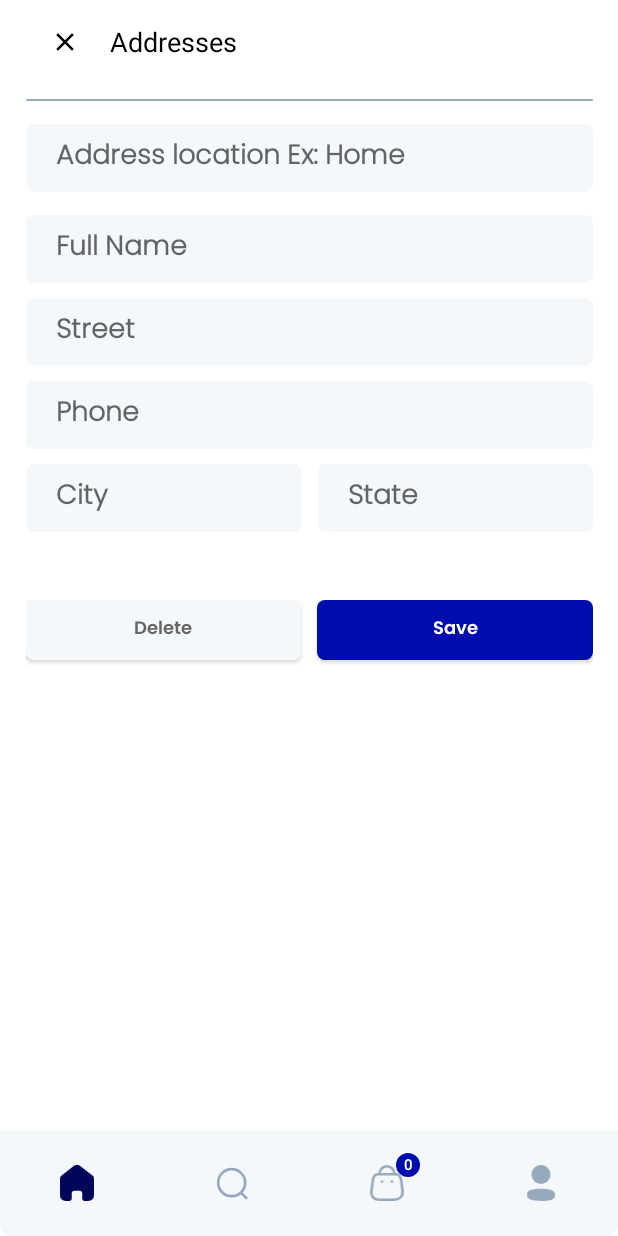
After one commit to Abdelrhmanmomtaz58/AM-Shopping, an Android app: the AddressFragment screen opened through its navigation route, on a phone screen of 412 x 824 dp. The commit adds this screen. Run offline under Robolectric (Android 15) with nearby library versions, the phone set to English and light mode, and no system bars; our stand-ins replace Dagger/Hilt's generated code, Firebase (no records; nobody signed in at launch, a user with empty details on screens opened directly), navigation-ui.

Commit message:
Add Address

```diff
--- /dev/null
+++ b/app/src/main/java/com/momtaz/amshopping/data/Address.kt
@@ -0,0 +1,18 @@
+package com.momtaz.amshopping.data
+
+
+import android.os.Parcelable
+import kotlinx.parcelize.Parcelize
+
+@Parcelize
+data class Address(
+    val addressTitle: String,
+    val fullName: String,
+    val street: String,
+    val phone: String,
+    val city: String,
+    val state: String
+): Parcelable {
+
+    constructor(): this("","","","","","")
+}
--- /dev/null
+++ b/app/src/main/java/com/momtaz/amshopping/fragment/shopping/AddressFragment.kt
@@ -0,0 +1,83 @@
+package com.momtaz.amshopping.fragment.shopping
+
+import android.os.Bundle
+import android.view.LayoutInflater
+import android.view.View
+import android.view.ViewGroup
+import android.widget.Toast
+import androidx.fragment.app.Fragment
+import androidx.fragment.app.viewModels
+import androidx.lifecycle.lifecycleScope
+import androidx.navigation.fragment.findNavController
+import com.momtaz.amshopping.data.Address
+import com.momtaz.amshopping.databinding.FragmentAddressBinding
+import com.momtaz.amshopping.util.Resource
+import com.momtaz.amshopping.viewmodel.AddressViewModel
+import dagger.hilt.android.AndroidEntryPoint
+import kotlinx.coroutines.flow.collectLatest
+@AndroidEntryPoint
+class AddressFragment : Fragment() {
+    private lateinit var binding: FragmentAddressBinding
+    val viewModel by viewModels<AddressViewModel>()
+
+    override fun onCreate(savedInstanceState: Bundle?) {
+        super.onCreate(savedInstanceState)
+        lifecycleScope.launchWhenStarted {
+            viewModel.addNewAddress.collectLatest {
+                when (it) {
+                    is Resource.Loading -> {
+                        binding.progressbarAddress.visibility = View.VISIBLE
+                    }
+
+                    is Resource.Success -> {
+                        binding.progressbarAddress.visibility = View.INVISIBLE
+                        findNavController().navigateUp()
+                    }
+
+                    is Resource.Error -> {
+                        Toast.makeText(requireContext(), it.message, Toast.LENGTH_SHORT).show()
+                    }
+
+                    else -> Unit
+                }
+            }
+        }
+
+        lifecycleScope.launchWhenStarted {
+            viewModel.error.collectLatest {
+                Toast.makeText(requireContext(), it, Toast.LENGTH_SHORT).show()
+            }
+        }
+
+    }
+
+
+    override fun onCreateView(
+        inflater: LayoutInflater,
+        container: ViewGroup?,
+        savedInstanceState: Bundle?
+    ): View? {
+        binding = FragmentAddressBinding.inflate(inflater)
+        return binding.root
+    }
+
+
+    override fun onViewCreated(view: View, savedInstanceState: Bundle?) {
+        super.onViewCreated(view, savedInstanceState)
+
+
+        binding.apply {
+            buttonSave.setOnClickListener {
+                val addressTitle = edAddressTitle.text.toString()
+                val fullName = edFullName.text.toString()
+                val street = edStreet.text.toString()
+                val phone = edPhone.text.toString()
+                val city = edCity.text.toString()
+                val state = edState.text.toString()
+                val address = Address(addressTitle, fullName, street, phone, city, state)
+
+                viewModel.addAddress(address)
+            }
+        }
+    }
+}
--- /dev/null
+++ b/app/src/main/java/com/momtaz/amshopping/viewmodel/AddressViewModel.kt
@@ -0,0 +1,58 @@
+package com.momtaz.amshopping.viewmodel
+
+import androidx.lifecycle.ViewModel
+import androidx.lifecycle.viewModelScope
+import com.google.firebase.auth.FirebaseAuth
+import com.google.firebase.firestore.FirebaseFirestore
+import com.momtaz.amshopping.data.Address
+import com.momtaz.amshopping.util.Resource
+import dagger.hilt.android.lifecycle.HiltViewModel
+import kotlinx.coroutines.flow.MutableSharedFlow
+import kotlinx.coroutines.flow.MutableStateFlow
+import kotlinx.coroutines.flow.asSharedFlow
+import kotlinx.coroutines.flow.asStateFlow
+import kotlinx.coroutines.launch
+import javax.inject.Inject
+@HiltViewModel
+class AddressViewModel @Inject constructor(
+    private val firestore: FirebaseFirestore,
+    private val auth: FirebaseAuth,
+) : ViewModel() {
+
+    private val _addNewAddress = MutableStateFlow<Resource<Address>>(Resource.Unspecified())
+    val addNewAddress = _addNewAddress.asStateFlow()
+
+
+    private val _error = MutableSharedFlow<String>()
+    val error = _error.asSharedFlow()
+
+    fun addAddress(address: Address) {
+        val validateInputs = validateInputs(address)
+
+        if (validateInputs) {
+            viewModelScope.launch { _addNewAddress.emit(Resource.Loading()) }
+            firestore.collection("user").document(auth.uid!!).collection("address").document()
+                .set(address).addOnSuccessListener {
+                    viewModelScope.launch { _addNewAddress.emit(Resource.Success(address)) }
+                }.addOnFailureListener {
+                    viewModelScope.launch { _addNewAddress.emit(Resource.Error(it.message.toString())) }
+                }
+        } else {
+            viewModelScope.launch {
+                _error.emit("All fields are required")
+            }
+        }
+    }
+
+
+
+    private fun validateInputs(address: Address): Boolean {
+        return address.addressTitle.trim().isNotEmpty() &&
+                address.city.trim().isNotEmpty() &&
+                address.phone.trim().isNotEmpty() &&
+                address.state.trim().isNotEmpty() &&
+                address.fullName.trim().isNotEmpty() &&
+                address.street.trim().isNotEmpty()
+    }
+
+}
--- /dev/null
+++ b/app/src/main/res/layout/fragment_address.xml
@@ -0,0 +1,232 @@
+<androidx.constraintlayout.widget.ConstraintLayout xmlns:android="http://schemas.android.com/apk/res/android"
+    xmlns:app="http://schemas.android.com/apk/res-auto"
+    android:layout_width="match_parent"
+    android:layout_height="match_parent">
+
+    <androidx.appcompat.widget.Toolbar
+        android:id="@+id/toolbarAddresses"
+        android:layout_width="0dp"
+        android:layout_height="wrap_content"
+        app:layout_constraintEnd_toEndOf="@id/rightGuideline"
+        app:layout_constraintStart_toStartOf="@id/leftGuideline"
+        app:layout_constraintTop_toTopOf="parent">
+
+        <androidx.constraintlayout.widget.ConstraintLayout
+            android:layout_width="match_parent"
+            android:layout_height="match_parent">
+
+            <ImageView
+                android:id="@+id/imageAddressClose"
+                android:layout_width="20dp"
+                android:layout_height="20dp"
+                android:scaleType="centerInside"
+                android:src="@drawable/ic_close"
+                app:layout_constraintBottom_toBottomOf="parent"
+                app:layout_constraintStart_toStartOf="parent"
+                app:layout_constraintTop_toTopOf="parent"
+                app:tint="@color/black" />
+
+            <TextView
+                android:id="@+id/tvPaymentMethods"
+                android:layout_width="wrap_content"
+                android:layout_height="wrap_content"
+                android:layout_marginStart="20dp"
+                android:text="Addresses"
+                android:textColor="@color/black"
+                android:textSize="18sp"
+                app:layout_constraintBottom_toBottomOf="@+id/imageAddressClose"
+                app:layout_constraintStart_toEndOf="@id/imageAddressClose"
+                app:layout_constraintTop_toTopOf="@+id/imageAddressClose" />
+        </androidx.constraintlayout.widget.ConstraintLayout>
+    </androidx.appcompat.widget.Toolbar>
+
+    <View
+        android:id="@+id/topLine"
+        android:layout_width="0dp"
+        android:layout_height="1dp"
+        android:layout_marginTop="10dp"
+        android:background="@drawable/white_background"
+        android:backgroundTint="@color/g_blue_gray200"
+        app:layout_constraintEnd_toEndOf="@id/rightGuideline"
+        app:layout_constraintStart_toStartOf="@id/leftGuideline"
+        app:layout_constraintTop_toBottomOf="@id/toolbarAddresses" />
+
+    <EditText
+        android:id="@+id/edAddressTitle"
+        android:layout_width="0dp"
+        android:layout_height="45dp"
+        android:layout_marginTop="15dp"
+        android:background="@drawable/white_background"
+        android:fontFamily="@font/poppins_light"
+        android:gravity="start|center_vertical"
+        android:hint="Address location Ex: Home"
+        android:paddingStart="20dp"
+        android:paddingEnd="20dp"
+        android:singleLine="true"
+        android:textStyle="bold"
+        app:layout_constraintEnd_toEndOf="@id/rightGuideline"
+        app:layout_constraintStart_toStartOf="@id/leftGuideline"
+        app:layout_constraintTop_toBottomOf="@+id/topLine" />
+
+    <EditText
+        android:id="@+id/edFullName"
+        android:layout_width="0dp"
+        android:layout_height="45dp"
+        android:layout_marginTop="15dp"
+        android:background="@drawable/white_background"
+        android:fontFamily="@font/poppins_light"
+        android:gravity="start|center_vertical"
+        android:hint="Full Name"
+        android:paddingStart="20dp"
+        android:paddingEnd="20dp"
+        android:singleLine="true"
+        android:textStyle="bold"
+        app:layout_constraintEnd_toEndOf="@id/rightGuideline"
+        app:layout_constraintStart_toStartOf="@id/leftGuideline"
+        app:layout_constraintTop_toBottomOf="@+id/edAddressTitle" />
+
+    <EditText
+        android:id="@+id/edStreet"
+        android:layout_width="0dp"
+        android:layout_height="45dp"
+        android:layout_marginTop="10dp"
+        android:background="@drawable/white_background"
+        android:fontFamily="@font/poppins_light"
+        android:gravity="start|center_vertical"
+        android:hint="Street"
+        android:paddingStart="20dp"
+        android:paddingEnd="20dp"
+        android:singleLine="true"
+        android:textStyle="bold"
+        app:layout_constraintEnd_toEndOf="@id/rightGuideline"
+        app:layout_constraintStart_toStartOf="@id/leftGuideline"
+        app:layout_constraintTop_toBottomOf="@id/edFullName" />
+
+    <LinearLayout
+        android:id="@+id/linear"
+        android:layout_width="0dp"
+        android:layout_height="wrap_content"
+        android:orientation="horizontal"
+        app:layout_constraintEnd_toEndOf="@id/rightGuideline"
+        app:layout_constraintHorizontal_bias="0.484"
+        app:layout_constraintStart_toStartOf="@id/leftGuideline"
+        app:layout_constraintTop_toBottomOf="@+id/edPhone">
+
+        <EditText
+            android:id="@+id/edCity"
+            android:layout_width="378dp"
+            android:layout_height="45dp"
+            android:layout_marginTop="10dp"
+            android:layout_marginEnd="5dp"
+            android:layout_weight="1"
+            android:background="@drawable/white_background"
+            android:fontFamily="@font/poppins_light"
+            android:gravity="start|center_vertical"
+            android:hint="City"
+            android:paddingStart="20dp"
+            android:paddingEnd="20dp"
+            android:singleLine="true"
+            android:textStyle="bold" />
+
+        <EditText
+            android:id="@+id/edState"
+            android:layout_width="378dp"
+            android:layout_height="45dp"
+            android:layout_marginStart="5dp"
+            android:layout_marginTop="10dp"
+            android:layout_weight="1"
+            android:background="@drawable/white_background"
+            android:fontFamily="@font/poppins_light"
+            android:gravity="start|center_vertical"
+            android:hint="State"
+            android:paddingStart="20dp"
+            android:paddingEnd="20dp"
+            android:singleLine="true"
+            android:textStyle="bold" />
+    </LinearLayout>
+
+    <EditText
+        android:id="@+id/edPhone"
+        android:layout_width="0dp"
+        android:layout_height="45dp"
+        android:layout_marginTop="10dp"
+        android:background="@drawable/white_background"
+        android:fontFamily="@font/poppins_light"
+        android:gravity="start|center_vertical"
+        android:hint="Phone"
+        android:paddingStart="20dp"
+        android:paddingEnd="20dp"
+        android:phoneNumber="true"
+        android:singleLine="true"
+        android:textStyle="bold"
+        app:layout_constraintEnd_toStartOf="@+id/rightGuideline"
+        app:layout_constraintStart_toStartOf="@+id/leftGuideline"
+        app:layout_constraintTop_toBottomOf="@+id/edStreet" />
+
+    <LinearLayout
+        android:layout_width="0dp"
+        android:layout_height="wrap_content"
+        android:layout_marginTop="45dp"
+        android:orientation="horizontal"
+        app:layout_constraintEnd_toEndOf="@id/rightGuideline"
+        app:layout_constraintHorizontal_bias="1.0"
+        app:layout_constraintStart_toStartOf="@id/leftGuideline"
+        app:layout_constraintTop_toBottomOf="@id/linear"
+        app:layout_constraintVertical_bias="0.494">
+
+        <androidx.appcompat.widget.AppCompatButton
+            android:id="@+id/buttonDelelte"
+            android:layout_width="0dp"
+            android:layout_height="40dp"
+            android:layout_marginEnd="5dp"
+            android:layout_marginBottom="20dp"
+            android:layout_weight="1"
+            android:background="@drawable/white_background"
+            android:fontFamily="@font/poppins_thin"
+            android:text="Delete"
+            android:textAllCaps="false"
+            android:textColor="@color/g_gray700"
+            android:textSize="12dp"
+            android:visibility="visible" />
+
+        <androidx.appcompat.widget.AppCompatButton
+            android:id="@+id/buttonSave"
+            android:layout_width="0dp"
+            android:layout_height="40dp"
+            android:layout_marginStart="5dp"
+            android:layout_marginBottom="20dp"
+            android:layout_weight="1"
+            android:background="@drawable/blue_background"
+            android:fontFamily="@font/poppins_thin"
+            android:text="Save"
+            android:textAllCaps="false"
+            android:textColor="@color/white"
+            android:textSize="12dp"
+            android:visibility="visible" />
+    </LinearLayout>
+
+    <ProgressBar
+        android:id="@+id/progressbarAddress"
+        android:layout_width="wrap_content"
+        android:layout_height="wrap_content"
+        android:layout_marginBottom="45dp"
+        android:indeterminateTint="@color/g_gray700"
+        android:visibility="gone"
+        app:layout_constraintBottom_toBottomOf="parent"
+        app:layout_constraintEnd_toEndOf="parent"
+        app:layout_constraintStart_toStartOf="parent" />
+
+    <androidx.constraintlayout.widget.Guideline
+        android:id="@+id/leftGuideline"
+        android:layout_width="wrap_content"
+        android:layout_height="wrap_content"
+        android:orientation="vertical"
+        app:layout_constraintGuide_percent="0.04136253" />
+
+    <androidx.constraintlayout.widget.Guideline
+        android:id="@+id/rightGuideline"
+        android:layout_width="wrap_content"
+        android:layout_height="wrap_content"
+        android:orientation="vertical"
+        app:layout_constraintGuide_percent="0.96" />
+</androidx.constraintlayout.widget.ConstraintLayout>
--- a/app/src/main/res/navigation/shopping_graph.xml
+++ b/app/src/main/res/navigation/shopping_graph.xml
@@ -36,7 +36,11 @@
         android:id="@+id/profileFragment"
         android:name="com.momtaz.amshopping.fragment.shopping.ProfileFragment"
         android:label="ProfileFragment"
-        tools:layout="@layout/fragment_profile"/>
+        tools:layout="@layout/fragment_profile">
+        <action
+            android:id="@+id/action_profileFragment_to_addressFragment"
+            app:destination="@id/addressFragment" />
+    </fragment>
     <fragment
         android:id="@+id/productDetailsFragment"
         android:name="com.momtaz.amshopping.fragment.shopping.ProductDetailsFragment"
@@ -46,4 +50,9 @@
             android:name="product"
             app:argType="com.momtaz.amshopping.data.Product" />
     </fragment>
+    <fragment
+        android:id="@+id/addressFragment"
+        android:name="com.momtaz.amshopping.fragment.shopping.AddressFragment"
+        android:label="AddressFragment"
+        tools:layout="@layout/fragment_address"/>
 </navigation>
```
